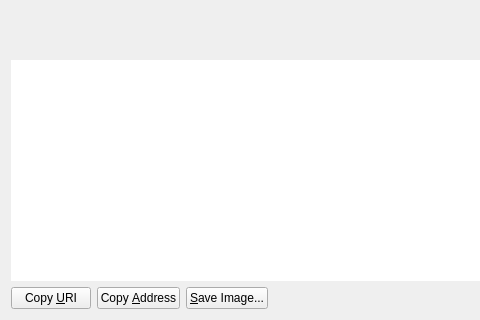
odrowonz/atbcoin-insight, file src/qt/forms/receiverequestdialog.ui: the form before one commit; both pictures show x 0 to 480 and y 277 to 597 of the 700 by 597 pixel window.
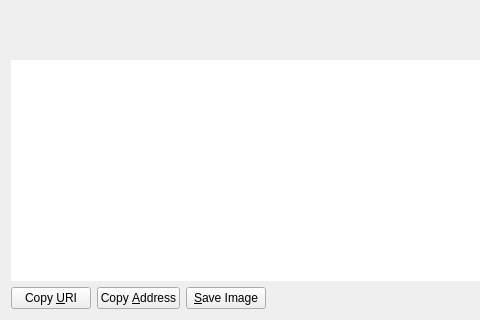
The form after the commit. Custom widgets are drawn as their Qt base class.

What changed in the file:
```diff
--- a/src/qt/forms/receiverequestdialog.ui
+++ b/src/qt/forms/receiverequestdialog.ui
@@ -98,7 +98,7 @@
      <item>
       <widget class="QPushButton" name="btnSaveAs">
        <property name="text">
-        <string>&amp;Save Image...</string>
+        <string>&amp;Save Image</string>
        </property>
        <property name="autoDefault">
         <bool>false</bool>
```
